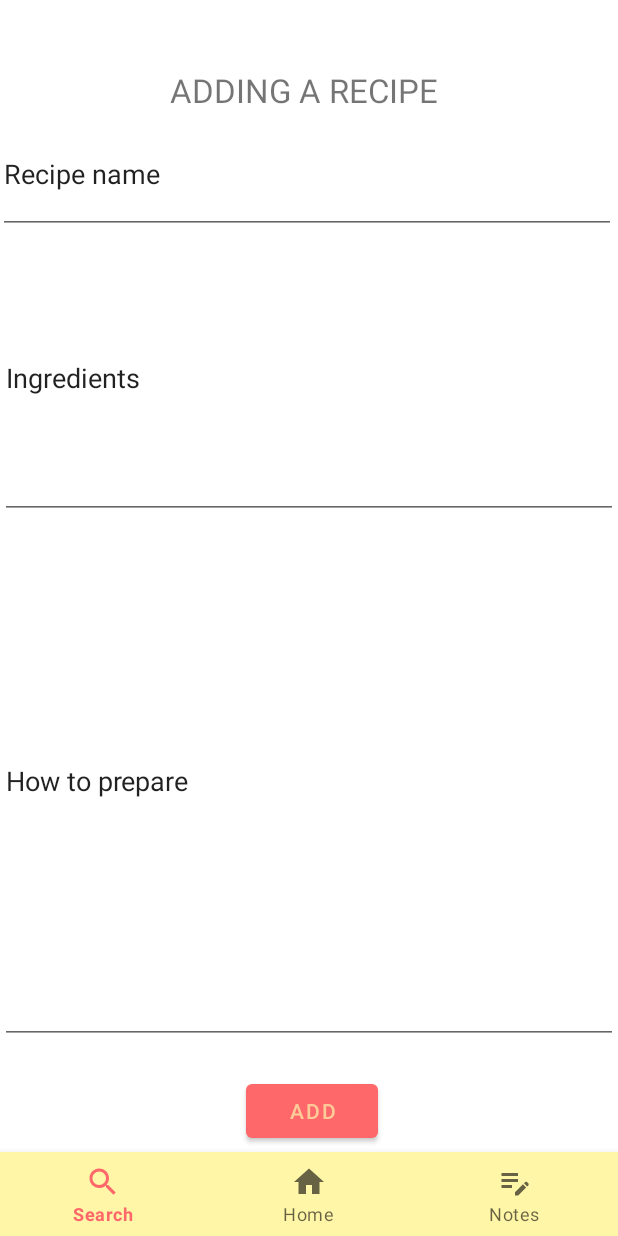
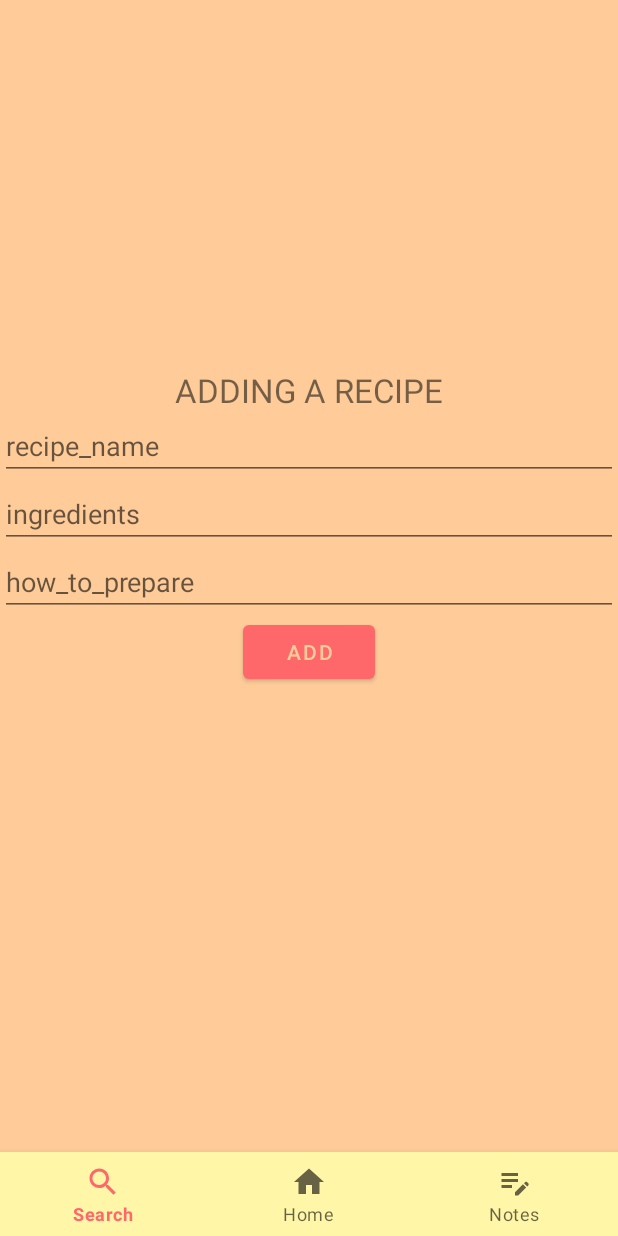
Before and after one commit to gorohovIlya/App_Cooking_Book, an Android app: the fragment CreatingRecipeFragment placed in its activity, on a phone screen of 412 x 824 dp. Run offline under Robolectric (Android 15) with nearby library versions, the phone set to English and light mode, and no system bars; our stand-ins replace Picasso; pictures from the network do not load.

Commit message:
finish project Samsung

```diff
--- a/app/src/main/java/com/example/my_cooking_book/data/db_recipes/DbHelper.java
+++ b/app/src/main/java/com/example/my_cooking_book/data/db_recipes/DbHelper.java
@@ -14,7 +14,6 @@ public class DbHelper extends SQLiteOpenHelper {
     @Override
     public void onCreate(SQLiteDatabase db) {
         db.execSQL(ConstantsOfDb.TABLE_1_STRUCTURE);
-        db.execSQL(ConstantsOfDb.TABLE_2_STRUCTURE);
     }
 
     @Override
--- a/app/src/main/java/com/example/my_cooking_book/feature/main_activity/MainActivity.java
+++ b/app/src/main/java/com/example/my_cooking_book/feature/main_activity/MainActivity.java
@@ -10,20 +10,20 @@ import android.view.View;
 import com.example.my_cooking_book.R;
 import com.example.my_cooking_book.databinding.ActivityMainBinding;
 import com.example.my_cooking_book.feature.home.HomeFragment;
-import com.example.my_cooking_book.feature.notes.NotesFragment;
+import com.example.my_cooking_book.feature.notes.NoteFragment;
+import com.example.my_cooking_book.feature.notes.NotesListFragment;
 import com.example.my_cooking_book.feature.search_recipe.SearchFragment;
 import com.google.android.material.bottomnavigation.BottomNavigationView;
 import com.google.android.material.navigation.NavigationBarView;
 
 public class MainActivity extends AppCompatActivity {
 
-    BottomNavigationView  bottomNavigationView;
-
     SearchFragment searchFragment = new SearchFragment();
     HomeFragment homeFragment = new HomeFragment();
-    NotesFragment notesFragment = new NotesFragment();
+    NotesListFragment notesListFragment = new NotesListFragment();
 
     private ActivityMainBinding binding;
+
     @SuppressLint("MissingInflatedId")
     @Override
     protected void onCreate(Bundle savedInstanceState) {
@@ -45,7 +45,7 @@ public class MainActivity extends AppCompatActivity {
                         getSupportFragmentManager().beginTransaction().replace(R.id.container, homeFragment).commit();
                         return true;
                     case R.id.notes:
-                        getSupportFragmentManager().beginTransaction().replace(R.id.container, notesFragment).commit();
+                        getSupportFragmentManager().beginTransaction().replace(R.id.container, notesListFragment).commit();
                         return true;
                 }
                 return false;
--- a/app/src/main/java/com/example/my_cooking_book/feature/notes/CreatingRecipeFragment.java
+++ b/app/src/main/java/com/example/my_cooking_book/feature/notes/CreatingRecipeFragment.java
@@ -1,22 +1,59 @@
 package com.example.my_cooking_book.feature.notes;
 
+import android.annotation.SuppressLint;
+import android.content.ContentValues;
+import android.database.sqlite.SQLiteDatabase;
 import android.os.Bundle;
+import com.example.my_cooking_book.feature.notes.DbManager;
 
 import androidx.fragment.app.Fragment;
 
 import android.view.LayoutInflater;
 import android.view.View;
 import android.view.ViewGroup;
+import android.widget.Button;
+import android.widget.EditText;
+import android.widget.Toast;
 
 import com.example.my_cooking_book.R;
+import com.example.my_cooking_book.data.db_recipes.ConstantsOfDb;
+import com.example.my_cooking_book.data.db_recipes.DbHelper;
 
 public class CreatingRecipeFragment extends Fragment {
+    EditText recipe_name;
+    EditText ingredients;
+    EditText how_to_prepare;
+    Button create_recipe;
+    SQLiteDatabase sdb;
+    DbHelper dbHelper;
 
-
+    @SuppressLint("MissingInflatedId")
     @Override
     public View onCreateView(LayoutInflater inflater, ViewGroup container,
                              Bundle savedInstanceState) {
-        // Inflate the layout for this fragment
-        return inflater.inflate(R.layout.fragment_creating_recipe, container, false);
+        View view = inflater.inflate(R.layout.fragment_creating_recipe, container, false);
+        recipe_name = view.findViewById(R.id.recipe_name);
+        ingredients = view.findViewById(R.id.ingreds);
+        how_to_prepare = view.findViewById(R.id.how_to_prepare);
+        create_recipe = (Button) view.findViewById(R.id.create_recipe);
+        dbHelper = new DbHelper(view.getContext());
+
+        create_recipe.setOnClickListener(new View.OnClickListener() {
+            @Override
+            public void onClick(View v) {
+                sdb = dbHelper.getWritableDatabase();
+                DbManager dbManager = new DbManager(getContext());
+                ContentValues user_data = dbManager.insertToDb(recipe_name.getText().toString(),
+                        ingredients.getText().toString(),
+                        how_to_prepare.getText().toString());
+                sdb.insert(ConstantsOfDb.TABLE_NAME_1, null, user_data);
+                Toast.makeText(getContext(), "Информация сохранена",
+                        Toast.LENGTH_SHORT).show();
+
+
+            }
+        });
+
+        return view;
     }
 }
--- a/app/src/main/java/com/example/my_cooking_book/feature/notes/NotesFragment.java
+++ /dev/null
@@ -1,41 +0,0 @@
-package com.example.my_cooking_book.feature.notes;
-
-import android.annotation.SuppressLint;
-import android.os.Bundle;
-
-import androidx.fragment.app.Fragment;
-import androidx.fragment.app.FragmentTransaction;
-
-import android.view.LayoutInflater;
-import android.view.View;
-import android.view.ViewGroup;
-import android.widget.Button;
-import android.widget.ListView;
-
-import com.example.my_cooking_book.R;
-
-public class NotesFragment extends Fragment{
-    ListView user_recipes;
-    Button recipe_add;
-
-    @SuppressLint("MissingInflatedId")
-    @Override
-    public View onCreateView(LayoutInflater inflater, ViewGroup container,
-                             Bundle savedInstanceState) {
-        View view = inflater.inflate(R.layout.fragment_notes, null);
-        user_recipes = view.findViewById(R.id.recipe_notes);
-        recipe_add = (Button) view.findViewById(R.id.add_recipe);
-//        return inflater.inflate(R.layout.fragment_notes, container, false);
-        recipe_add.setOnClickListener(new View.OnClickListener() {
-            @Override
-            public void onClick(View v) {
-                FragmentTransaction transaction = getFragmentManager().beginTransaction();
-                CreatingRecipeFragment creatingRecipeFragment = new CreatingRecipeFragment();
-                transaction.replace(R.id.container, creatingRecipeFragment);
-                transaction.addToBackStack(null);
-                transaction.commit();
-            }
-        });
-
-        return view;
-    }}
--- a/app/src/main/res/layout/fragment_creating_recipe.xml
+++ b/app/src/main/res/layout/fragment_creating_recipe.xml
@@ -1,63 +1,49 @@
 <?xml version="1.0" encoding="utf-8"?>
-<RelativeLayout xmlns:android="http://schemas.android.com/apk/res/android"
+
+<LinearLayout android:layout_width="match_parent"
+    android:layout_height="match_parent"
     xmlns:tools="http://schemas.android.com/tools"
-    android:layout_width="match_parent"
-    android:layout_height="match_parent"
-    tools:context=".feature.notes.CreatingRecipeFragment">
+    tools:context=".feature.notes.CreatingRecipeFragment"
+    xmlns:android="http://schemas.android.com/apk/res/android"
+    android:orientation="vertical"
+    android:background="@color/beige">
 
     <!-- TODO: Update blank fragment layout -->
 
     <TextView
-        android:layout_width="183dp"
+        android:layout_width="match_parent"
         android:layout_height="wrap_content"
-        android:layout_alignParentStart="true"
-        android:layout_alignParentTop="true"
-        android:layout_alignParentEnd="true"
-        android:layout_alignParentBottom="true"
-        android:layout_marginStart="113dp"
-        android:layout_marginTop="45dp"
-        android:layout_marginEnd="114dp"
-        android:layout_marginBottom="656dp"
+        android:layout_marginTop="245dp"
+        android:gravity="center"
         android:text="@string/adding_a_recipe"
         android:textSize="22sp" />
 
     <EditText
-        android:layout_width="412dp"
+        android:id="@+id/recipe_name"
+        android:layout_width="match_parent"
         android:layout_height="wrap_content"
-        android:layout_alignParentStart="true"
-        android:layout_alignParentTop="true"
-        android:layout_alignParentEnd="true"
-        android:layout_alignParentBottom="true"
-        android:layout_marginStart="-1dp"
-        android:layout_marginTop="76dp"
-        android:layout_marginEnd="1dp"
-        android:layout_marginBottom="612dp"
-        android:text="Recipe name"
+        android:hint="@string/recipe_name"
         android:textSize="18sp" />
 
     <EditText
+        android:id="@+id/ingreds"
         android:layout_width="match_parent"
-        android:layout_height="187dp"
-        android:layout_alignParentBottom="true"
-        android:layout_marginBottom="422dp"
+        android:layout_height="wrap_content"
         android:inputType="textMultiLine"
-        android:text="Ingredients" />
+        android:hint="@string/ingredients" />
 
     <EditText
+        android:id="@+id/how_to_prepare"
         android:layout_width="match_parent"
-        android:layout_height="350dp"
-        android:layout_alignParentBottom="true"
-        android:layout_marginBottom="72dp"
+        android:layout_height="wrap_content"
         android:inputType="textMultiLine"
-        android:text="How to prepare" />
+        android:hint="@string/how_to_prepare" />
 
     <Button
+        android:id="@+id/create_recipe"
         android:layout_width="wrap_content"
         android:layout_height="wrap_content"
-        android:layout_alignParentEnd="true"
-        android:layout_alignParentBottom="true"
-        android:layout_marginEnd="160dp"
-        android:layout_marginBottom="3dp"
-        android:text="ADD"/>
+        android:layout_gravity="center_horizontal"
+        android:text="@string/add" />
 
-</RelativeLayout>
+</LinearLayout>
--- a/app/src/main/res/values/strings.xml
+++ b/app/src/main/res/values/strings.xml
@@ -23,4 +23,15 @@
     <string name="info_notes">- You will be presented with a list of notes (recipes).\n\n- To view the note, click on the corresponding note.\n\n- By clicking on the "Create new recipe" button, create a note by filling in the fields.\n\n</string>
     <string name="desc_info">  The application "My Cooking Book" is an application that will help you learn various recipes, as well as save your own recipes\n</string>
     <string name="develop_info">  Developed by Michail Deshin and Ilya Gorohov\n</string>
+    <string name="note_name">note_name</string>
+    <string name="text">text</string>
+    <string name="ingredients1">ingredients1</string>
+    <string name="ingreds">ingreds</string>
+    <string name="instruction">instruction</string>
+    <string name="how_to_prepare">how_to_prepare</string>
+    <string name="back">back</string>
+    <string name="delete">delete</string>
+    <string name="recipe_name">recipe_name</string>
+    <string name="ingredients">ingredients</string>
+    <string name="add">add</string>
 </resources>
```
Also changed, not shown: app/src/main/java/com/example/my_cooking_book/data/db_recipes/ConstantsOfDb.java (+5 -11 lines), app/src/main/java/com/example/my_cooking_book/domain/model/recipe/RecipeNote.java (added, +26 -0 lines), app/src/main/java/com/example/my_cooking_book/feature/notes/DbManager.java (renamed from app/src/main/java/com/example/my_cooking_book/data/db_recipes/DbManager.java, +14 -5 lines), app/src/main/java/com/example/my_cooking_book/feature/notes/NoteFragment.java (added, +74 -0 lines), app/src/main/java/com/example/my_cooking_book/feature/notes/NotesListFragment.java (added, +108 -0 lines), app/src/main/res/layout/fragment_notes.xml (+29 -27 lines), app/src/main/res/layout/note_fragment.xml (added, +86 -0 lines), app/src/main/res/layout/user_recipe_item.xml (added, +23 -0 lines), app/src/main/res/drawable-v24/image_recipe_note.jpg (added).
